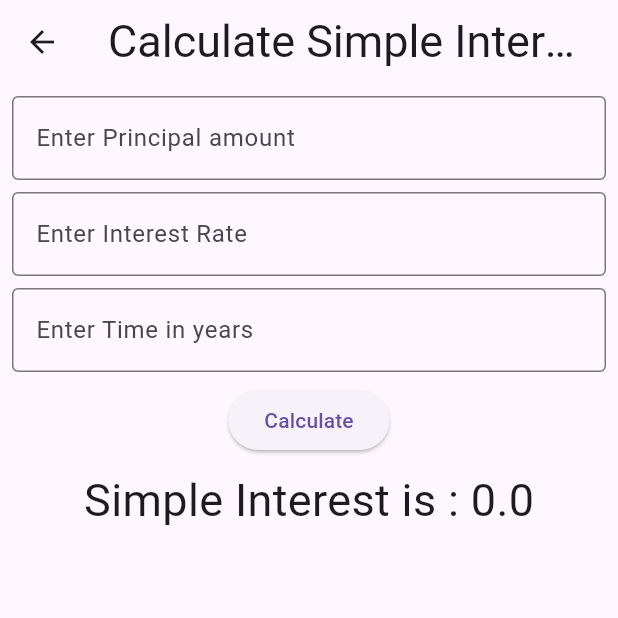
After one commit to ShadipKumarJoshi/android_flutter_kiran_sir, a Flutter app: the SimpleInterestScreen screen opened directly, on a phone screen of 412 x 824 dp, the top half of it. The commit adds this screen. Run offline on Flutter 3.47's test engine with Material 3 defaults, Android fonts, the phone set to English and light mode, and no system bars.

Commit message:
simple interest and swap

```diff
--- a/first_app/lib/app/app.dart
+++ b/first_app/lib/app/app.dart
@@ -1,4 +1,4 @@
-import 'package:first_app/screen/hello_world_screen.dart';
+import 'package:first_app/screen/swap_numbers.dart';
 import 'package:flutter/material.dart';
 
 class App extends StatelessWidget {
@@ -8,7 +8,9 @@ class App extends StatelessWidget {
   Widget build(BuildContext context) {
     return const MaterialApp(
       // themes
-      home: HelloWorldScreen(),
+      // home: HelloWorldScreen(),
+      // home: SimpleInterestScreen(),
+      home: SwapNumbersScreen(),
     );
   }
 }
--- /dev/null
+++ b/first_app/lib/screen/simple_interest_screen.dart
@@ -0,0 +1,94 @@
+import 'package:flutter/material.dart';
+
+class SimpleInterestScreen extends StatefulWidget {
+  const SimpleInterestScreen({super.key});
+
+  @override
+  State<SimpleInterestScreen> createState() => _SimpleInterestScreenState();
+}
+
+class _SimpleInterestScreenState extends State<SimpleInterestScreen> {
+  double? principalValue;
+  double? rateValue;
+  double? timeValue;
+  double result = 0;
+  @override
+  Widget build(BuildContext context) {
+    return Scaffold(
+      appBar: AppBar(
+        title: const Text(
+          'Calculate Simple Interest',
+          style: TextStyle(
+            fontSize: 30,
+          ),
+        ),
+        centerTitle: true,
+        elevation: 0,
+      ),
+      body: Padding(
+        padding: const EdgeInsets.all(8),
+        child: Column(
+          children: [
+            // Enter interest value
+            TextField(
+              keyboardType: TextInputType.number,
+              onChanged: (value) {
+                principalValue = double.parse(value);
+              },
+              decoration: const InputDecoration(
+                border: OutlineInputBorder(),
+                hintText: 'Enter Principal amount',
+              ),
+            ),
+            const SizedBox(
+              height: 8,
+            ),
+            TextField(
+              keyboardType: TextInputType.number,
+              onChanged: (value) {
+                rateValue = double.parse(value);
+              },
+              decoration: const InputDecoration(
+                border: OutlineInputBorder(),
+                labelText: 'Enter Interest Rate',
+              ),
+            ),
+            const SizedBox(
+              height: 8,
+            ),
+            TextField(
+              keyboardType: TextInputType.number,
+              onChanged: (value) {
+                timeValue = double.parse(value);
+              },
+              decoration: const InputDecoration(
+                border: OutlineInputBorder(),
+                labelText: 'Enter Time in years',
+              ),
+            ),
+            const SizedBox(
+              height: 8,
+            ),
+            ElevatedButton(
+              onPressed: () {
+                setState(() {
+                  result = principalValue! * rateValue! * timeValue! / 100;
+                });
+              },
+              child: const Text('Calculate'),
+            ),
+            const SizedBox(
+              height: 8,
+            ),
+            Text(
+              'Simple Interest is : $result',
+              style: const TextStyle(
+                fontSize: 30,
+              ),
+            ),
+          ],
+        ),
+      ),
+    );
+  }
+}
```
Also changed, not shown: first_app/lib/screen/swap_numbers.dart (added, +88 -0 lines).
